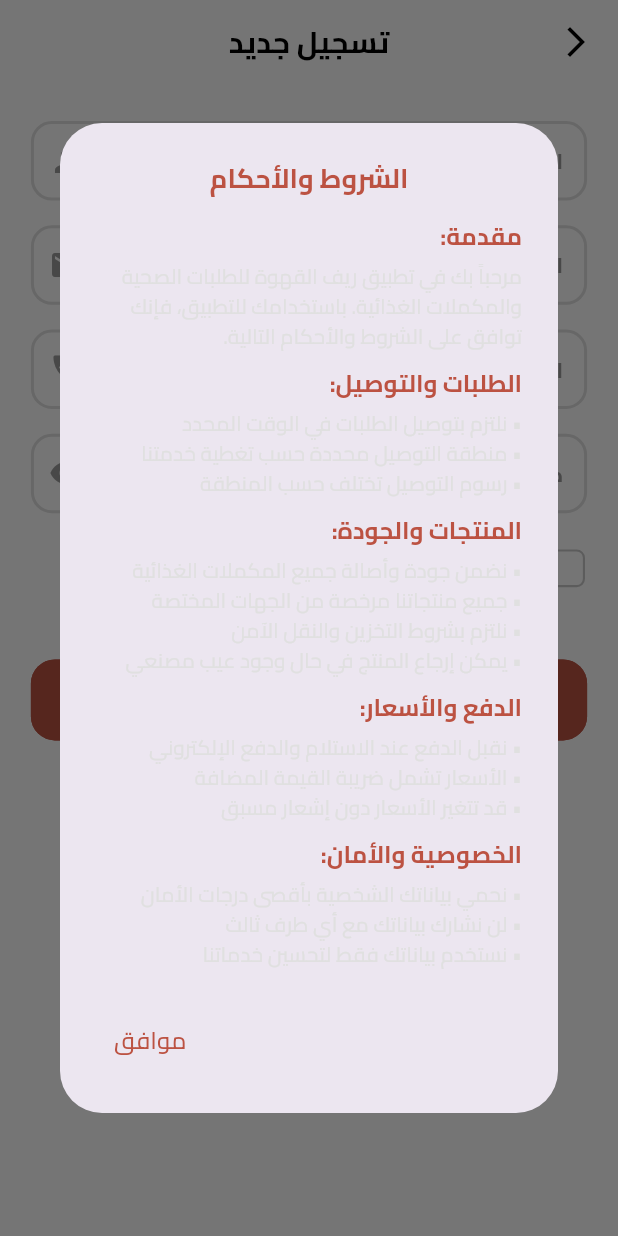
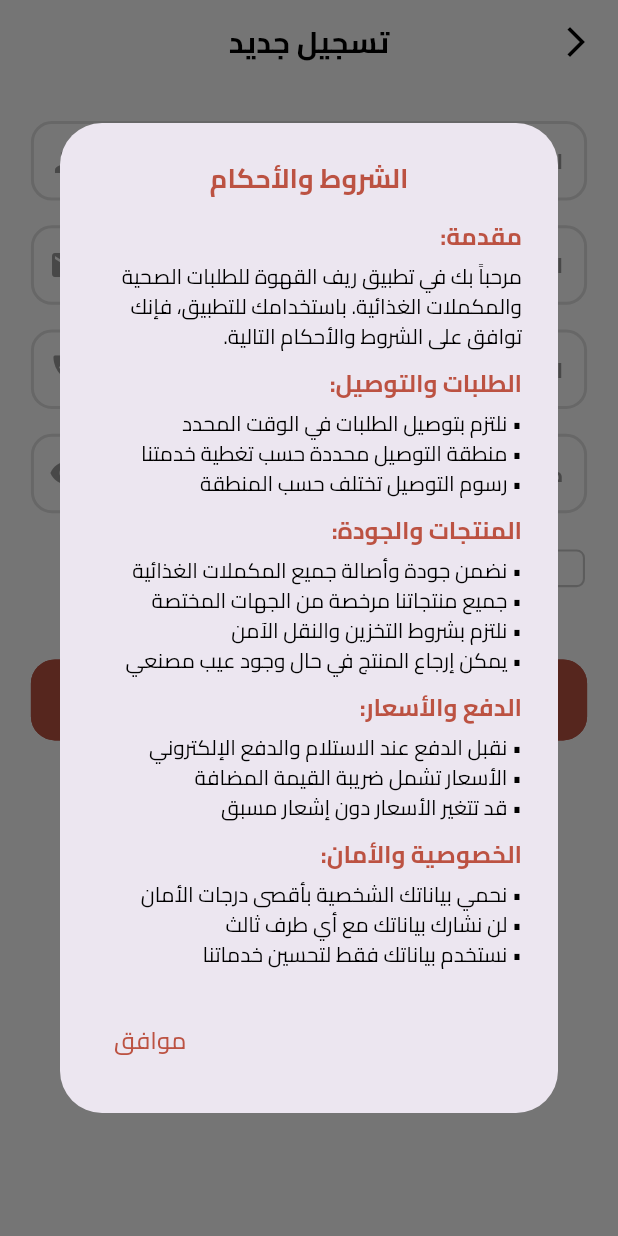
Before and after one commit to AbdulrhmanM0hamed/Reef-Coffe, a Flutter app: the SignupView screen opened by its route, after a tap on an icon or button, on a phone screen of 412 x 824 dp. Run offline on Flutter 3.47's test engine with Material 3 defaults, Android fonts, the phone set to English and light mode, and no system bars; drawn by our look-alikes of modal_progress_hud_nsn; our stand-ins replace bloc, bottom_navy_bar, cached_network_image, carousel_slider, dartz, equatable and 14 more; accounts and stored records are empty; project files that could hold a hidden picture were left out.

Commit message:
change color

```diff
--- a/lib/feature/auth/presentation/view/widgets/terms_and_condition.dart
+++ b/lib/feature/auth/presentation/view/widgets/terms_and_condition.dart
@@ -94,7 +94,7 @@ class TermsAndCondition extends StatelessWidget {
           style: getRegularStyle(
             fontFamily: FontConstant.cairo,
             fontSize: FontSize.size14,
-            color: TColors.grey,
+
           ),
         ),
       ],
--- a/pubspec.yaml
+++ b/pubspec.yaml
@@ -16,7 +16,7 @@ publish_to: 'none' # Remove this line if you wish to publish to pub.dev
 # https://developer.apple.com/library/archive/documentation/General/Reference/InfoPlistKeyReference/Articles/CoreFoundationKeys.html
 # In Windows, build-name is used as the major, minor, and patch parts
 # of the product and file versions while build-number is used as the build suffix.
-version: 1.0.0+4
+version: 1.0.0+5
 
 environment:
   sdk: ^3.5.0-180.3.beta
```
Also changed, not shown: pubspec.lock.
